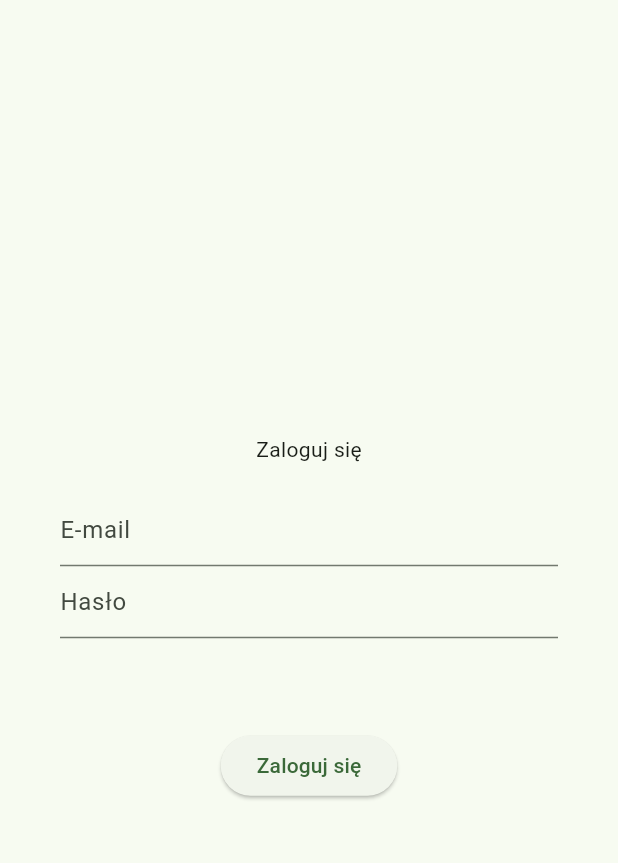
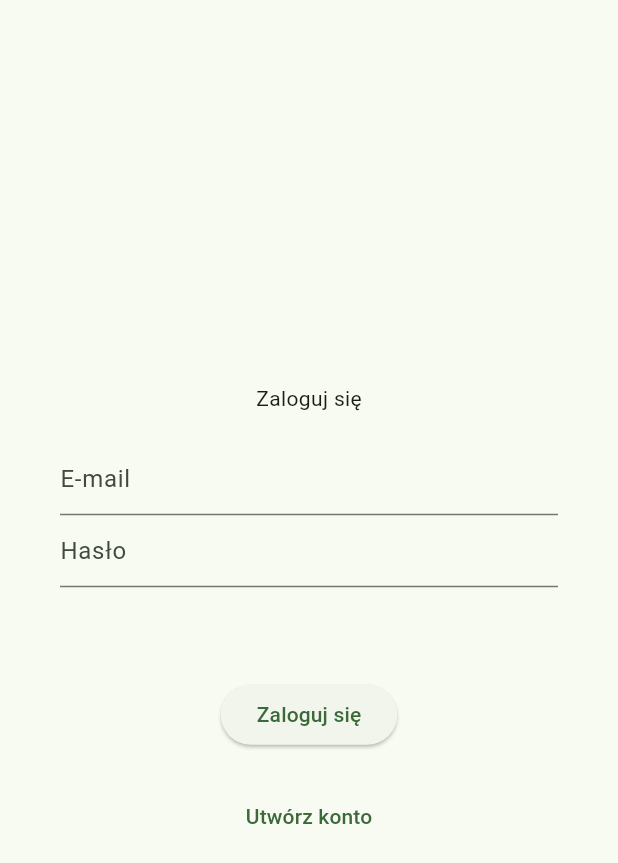
Before and after one commit to RobertSzmit/flutter_application_2, a Flutter app: the screen it shows after launch, on a phone screen of 412 x 824 dp. Shown: the top 863 px of the screen. Run offline on Flutter 3.47's test engine with Material 3 defaults, Android fonts, the phone set to English and light mode, and no system bars; our stand-ins replace firebase_auth, firebase_core; accounts and stored records are empty.

Commit message:
Dodanie rejestracji

```diff
--- a/lib/app/login/login_page.dart
+++ b/lib/app/login/login_page.dart
@@ -16,6 +16,7 @@ class LoginPage extends StatefulWidget {
 
 class _LoginPageState extends State<LoginPage> {
   var errorMessage = '';
+  var isCreatingAccount = false;
 
   @override
   Widget build(BuildContext context) {
@@ -26,7 +27,9 @@ class _LoginPageState extends State<LoginPage> {
           child: Column(
             mainAxisAlignment: MainAxisAlignment.center,
             children: [
-              const Text('Zaloguj się'),
+              Text(isCreatingAccount == true
+                  ? 'Zarejestruj się'
+                  : 'Zaloguj się'),
               const SizedBox(
                 height: 20,
               ),
@@ -48,6 +51,21 @@ class _LoginPageState extends State<LoginPage> {
               ),
               ElevatedButton(
                 onPressed: () async {
+                  if (isCreatingAccount == true) {
+                    // rejestracja
+                    try {
+                      await FirebaseAuth.instance
+                          .createUserWithEmailAndPassword(
+                        email: widget.emailController.text,
+                        password: widget.passwordController.text,
+                      );
+                    } catch (error) {
+                      setState(() {
+                        errorMessage = error.toString();
+                      });
+                    } // treść błędu i obsługa jego stanu, który idzie wyżej do Text(errorMessage)
+                  } else {
+                    // logowanie
                     try {
                       await FirebaseAuth.instance.signInWithEmailAndPassword(
                         email: widget.emailController.text,
@@ -58,9 +76,35 @@ class _LoginPageState extends State<LoginPage> {
                         errorMessage = error.toString();
                       });
                     } // treść błędu i obsługa jego stanu, który idzie wyżej do Text(errorMessage)
+                  }
                 },
-                child: const Text('Zaloguj się'),
+                child: Text(isCreatingAccount == true
+                    ? 'Zarejestruj się'
+                    : 'Zaloguj się'),
               ),
+              const SizedBox(height: 20),
+              if (isCreatingAccount == false) ...[
+                // to chowa 'zaloguj sie' jak wchodzimy do rejestrowania się
+                TextButton(
+                  onPressed: () {
+                    setState(() {
+                      isCreatingAccount = true;
+                    });
+                  },
+                  child: const Text('Utwórz konto'),
+                ),
+              ],
+              if (isCreatingAccount == true) ...[
+                // a to wyrzuca masz już konto
+                TextButton(
+                  onPressed: () {
+                    setState(() {
+                      isCreatingAccount = false;
+                    });
+                  },
+                  child: const Text('Masz już konto?'),
+                ),
+              ],
             ],
           ),
         ),
--- a/lib/main.dart
+++ b/lib/main.dart
@@ -37,6 +37,7 @@ class RootPage extends StatelessWidget {
   @override
   Widget build(BuildContext context) {
     return StreamBuilder<User?>(
+      // to nasłuchuje, czy user jest zalogowany czy nie.jak tak, to idzie do homepage
       stream: FirebaseAuth.instance.authStateChanges(),
       builder: (context, snapshot) {
         final user = snapshot.data;
```
Lines whose indentation alone changed are shown as unchanged.
